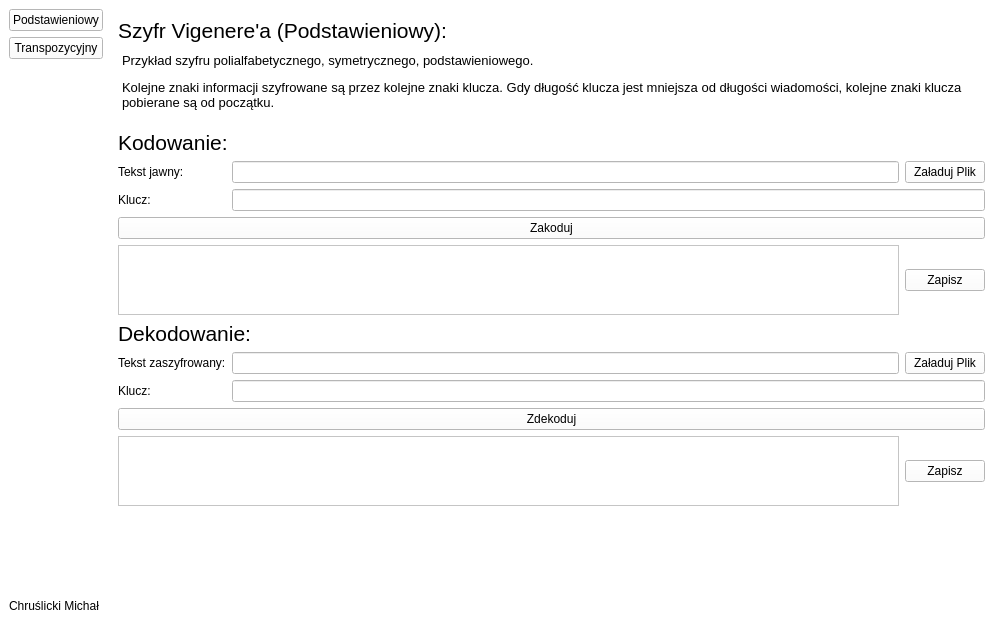
Dezinter8/kryptografia_CM, file Ui/mainwindow.ui: the form before one commit.
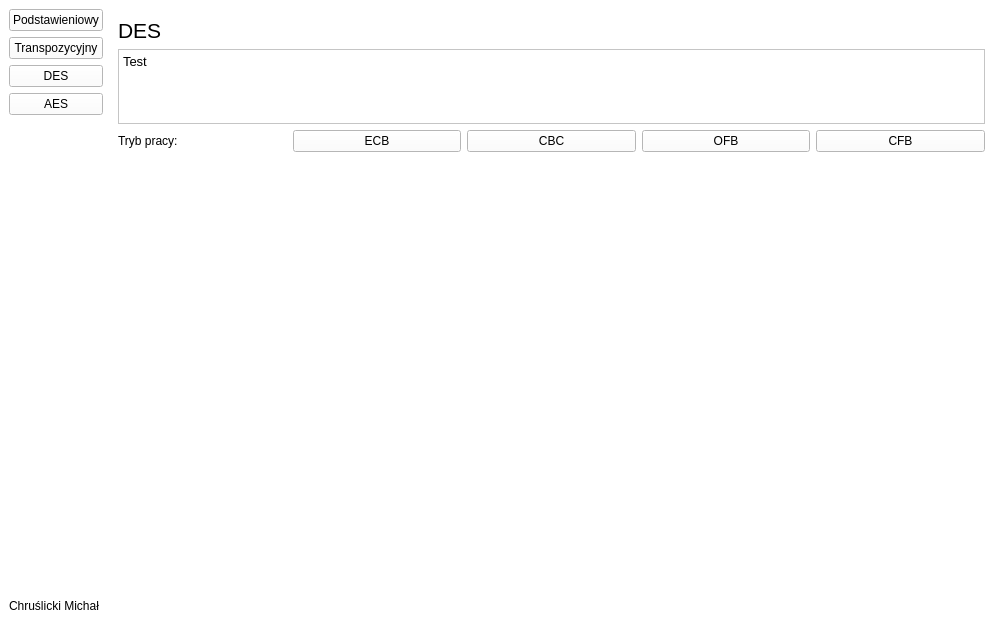
The form after the commit.

The edit to the form file:
```diff
--- a/Ui/mainwindow.ui
+++ b/Ui/mainwindow.ui
@@ -520,7 +520,7 @@
        <item>
         <widget class="QStackedWidget" name="stackedWidget">
          <property name="currentIndex">
-          <number>0</number>
+          <number>2</number>
          </property>
          <widget class="QWidget" name="podstawieniowy_page">
           <layout class="QGridLayout" name="gridLayout_2" rowstretch="0,0,0,0,0,0,0,0,0,0,0,0,0,0,0" columnstretch="0,0,0">
@@ -615,9 +615,9 @@
 hr { height: 1px; border-width: 0; }
 li.unchecked::marker { content: &quot;\2610&quot;; }
 li.checked::marker { content: &quot;\2612&quot;; }
-&lt;/style&gt;&lt;/head&gt;&lt;body style=&quot; font-family:'Segoe UI'; font-size:9pt; font-weight:400; font-style:normal;&quot;&gt;
-&lt;p style=&quot; margin-top:12px; margin-bottom:12px; margin-left:0px; margin-right:0px; -qt-block-indent:0; text-indent:0px;&quot;&gt;&lt;span style=&quot; font-size:10pt;&quot;&gt;Przykład szyfru polialfabetycznego, symetrycznego, podstawieniowego.&lt;/span&gt;&lt;/p&gt;
-&lt;p style=&quot; margin-top:12px; margin-bottom:12px; margin-left:0px; margin-right:0px; -qt-block-indent:0; text-indent:0px;&quot;&gt;&lt;span style=&quot; font-size:10pt;&quot;&gt;Kolejne znaki informacji szyfrowane są przez kolejne znaki klucza. Gdy długość klucza jest mniejsza od długości wiadomości, kolejne znaki klucza pobierane są od początku. &lt;/span&gt;&lt;/p&gt;&lt;/body&gt;&lt;/html&gt;</string>
+&lt;/style&gt;&lt;/head&gt;&lt;body style=&quot; font-family:'Ubuntu'; font-size:10pt; font-weight:400; font-style:normal;&quot;&gt;
+&lt;p style=&quot; margin-top:12px; margin-bottom:12px; margin-left:0px; margin-right:0px; -qt-block-indent:0; text-indent:0px;&quot;&gt;&lt;span style=&quot; font-family:'Segoe UI';&quot;&gt;Przykład szyfru polialfabetycznego, symetrycznego, podstawieniowego.&lt;/span&gt;&lt;/p&gt;
+&lt;p style=&quot; margin-top:12px; margin-bottom:12px; margin-left:0px; margin-right:0px; -qt-block-indent:0; text-indent:0px;&quot;&gt;&lt;span style=&quot; font-family:'Segoe UI';&quot;&gt;Kolejne znaki informacji szyfrowane są przez kolejne znaki klucza. Gdy długość klucza jest mniejsza od długości wiadomości, kolejne znaki klucza pobierane są od początku. &lt;/span&gt;&lt;/p&gt;&lt;/body&gt;&lt;/html&gt;</string>
              </property>
             </widget>
            </item>
@@ -941,6 +941,85 @@
            </item>
           </layout>
          </widget>
+         <widget class="QWidget" name="DES_page">
+          <layout class="QGridLayout" name="gridLayout_4">
+           <item row="2" column="0">
+            <widget class="QLabel" name="label_17">
+             <property name="text">
+              <string>Tryb pracy:</string>
+             </property>
+            </widget>
+           </item>
+           <item row="2" column="1">
+            <widget class="QPushButton" name="des_ecb_button">
+             <property name="text">
+              <string>ECB</string>
+             </property>
+            </widget>
+           </item>
+           <item row="2" column="2">
+            <widget class="QPushButton" name="des_cbc_button">
+             <property name="text">
+              <string>CBC</string>
+             </property>
+            </widget>
+           </item>
+           <item row="2" column="3">
+            <widget class="QPushButton" name="des_ofb_button">
+             <property name="text">
+              <string>OFB</string>
+             </property>
+            </widget>
+           </item>
+           <item row="2" column="4">
+            <widget class="QPushButton" name="des_cfb_button">
+             <property name="text">
+              <string>CFB</string>
+             </property>
+            </widget>
+           </item>
+           <item row="0" column="0" colspan="5">
+            <widget class="QLabel" name="label_16">
+             <property name="font">
+              <font>
+               <pointsize>16</pointsize>
+              </font>
+             </property>
+             <property name="text">
+              <string>DES</string>
+             </property>
+            </widget>
+           </item>
+           <item row="1" column="0" colspan="5">
+            <widget class="QTextEdit" name="textEdit_3">
+             <property name="maximumSize">
+              <size>
+               <width>16777215</width>
+               <height>75</height>
+              </size>
+             </property>
+             <property name="html">
+              <string>&lt;!DOCTYPE HTML PUBLIC &quot;-//W3C//DTD HTML 4.0//EN&quot; &quot;http://www.w3.org/TR/REC-html40/strict.dtd&quot;&gt;
+&lt;html&gt;&lt;head&gt;&lt;meta name=&quot;qrichtext&quot; content=&quot;1&quot; /&gt;&lt;meta charset=&quot;utf-8&quot; /&gt;&lt;style type=&quot;text/css&quot;&gt;
+p, li { white-space: pre-wrap; }
+hr { height: 1px; border-width: 0; }
+li.unchecked::marker { content: &quot;\2610&quot;; }
+li.checked::marker { content: &quot;\2612&quot;; }
+&lt;/style&gt;&lt;/head&gt;&lt;body style=&quot; font-family:'Ubuntu'; font-size:10pt; font-weight:400; font-style:normal;&quot;&gt;
+&lt;p style=&quot; margin-top:0px; margin-bottom:0px; margin-left:0px; margin-right:0px; -qt-block-indent:0; text-indent:0px;&quot;&gt;Test&lt;/p&gt;&lt;/body&gt;&lt;/html&gt;</string>
+             </property>
+            </widget>
+           </item>
+           <item row="3" column="0" colspan="5">
+            <widget class="QStackedWidget" name="stackedWidget_2">
+             <widget class="QWidget" name="des_ecb_page"/>
+             <widget class="QWidget" name="des_cbc_page"/>
+             <widget class="QWidget" name="des_ofb_page"/>
+             <widget class="QWidget" name="des_cfb_page"/>
+            </widget>
+           </item>
+          </layout>
+         </widget>
         </widget>
        </item>
       </layout>
@@ -975,6 +1054,20 @@
          </property>
         </widget>
        </item>
+       <item>
+        <widget class="QPushButton" name="des_pushButton">
+         <property name="text">
+          <string>DES</string>
+         </property>
+        </widget>
+       </item>
+       <item>
+        <widget class="QPushButton" name="aes_pushButton">
+         <property name="text">
+          <string>AES</string>
+         </property>
+        </widget>
+       </item>
        <item>
         <spacer name="verticalSpacer">
          <property name="orientation">
```
Left out of the diff: 4 changed lines with no effect on the pictures.
